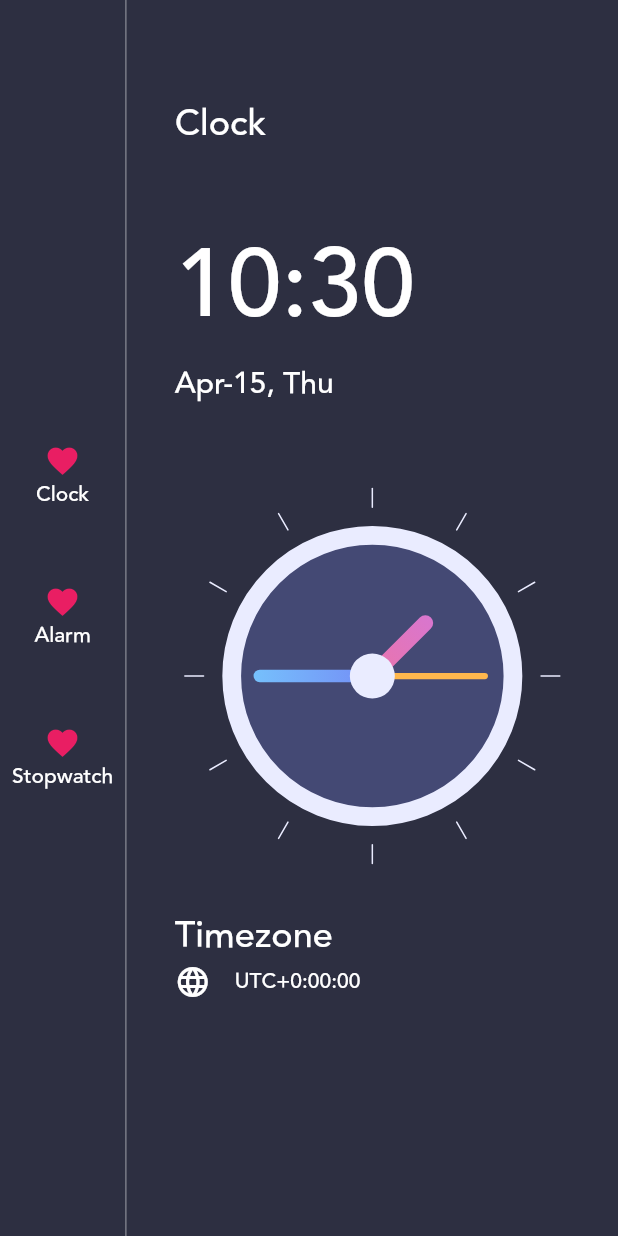
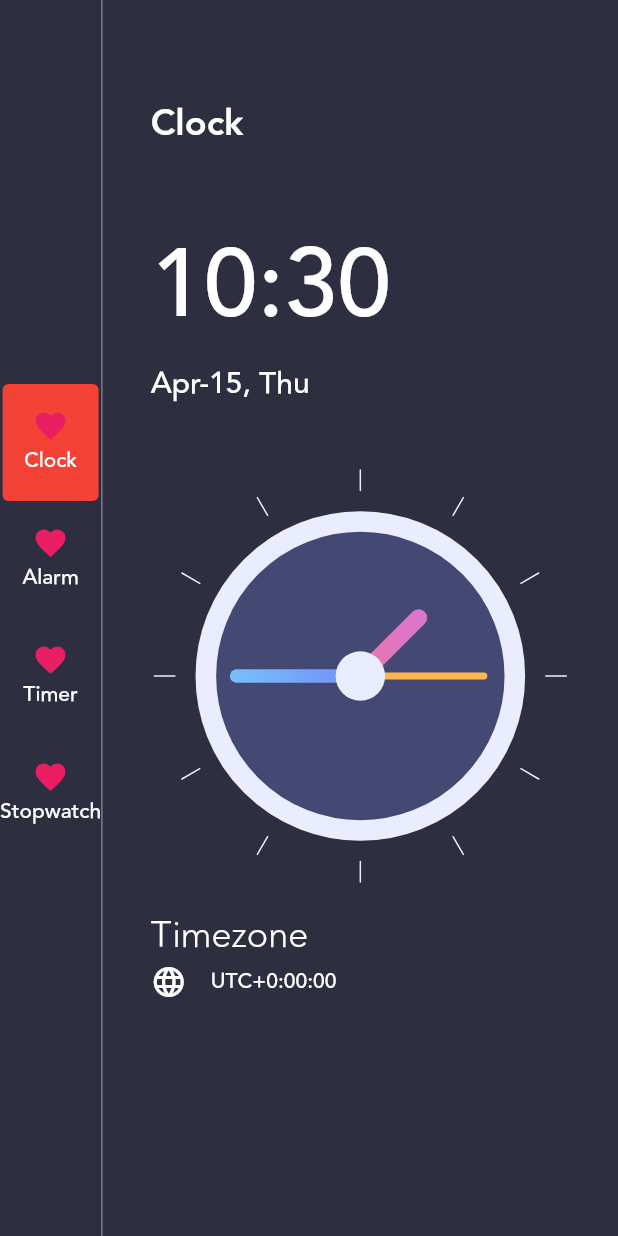
Before and after one commit to maerory/alarmy, a Flutter app: the screen it shows after launch, on a phone screen of 412 x 824 dp. Run offline on Flutter 3.47's test engine with Material 2 defaults, Android fonts, the phone set to English and light mode, and no system bars.

Commit message:
homepage menu buttons

```diff
--- /dev/null
+++ b/lib/enums.dart
@@ -0,0 +1 @@
+enum MenuType { clock, alarm, timer, stopwatch };
--- a/lib/main.dart
+++ b/lib/main.dart
@@ -1,5 +1,5 @@
 import 'package:flutter/material.dart';
-import 'homepage.dart';
+import 'views/homepage.dart';
 
 void main() {
   runApp(MyApp());
--- /dev/null
+++ b/lib/menu_info.dart
@@ -0,0 +1,9 @@
+import 'package:alarmy/enums.dart'
+
+class MenuInfo {
+  MenuType menuType;
+  String title;
+  String imageSource;
+
+  MenuInfo(this.menuType, {this.title, this.imageSource});
+}
--- a/lib/homepage.dart
+++ b/lib/views/homepage.dart
@@ -27,6 +27,7 @@ class _HomePageState extends State<HomePage> {
               children: <Widget>[
                 new MenuButton(title: "Clock"),
                 new MenuButton(title: "Alarm"),
+                new MenuButton(title: "Timer"),
                 new MenuButton(title: "Stopwatch"),
               ]),
           VerticalDivider(
@@ -46,6 +47,7 @@ class _HomePageState extends State<HomePage> {
                           'Clock',
                           style: TextStyle(
                               fontFamily: "avenir",
+                              fontWeight: FontWeight.w700,
                               color: Colors.white,
                               fontSize: 24),
                         ),
@@ -59,6 +61,7 @@ class _HomePageState extends State<HomePage> {
                                 formattedTime,
                                 style: TextStyle(
                                     fontFamily: "avenir",
+                                    fontWeight: FontWeight.w500,
                                     color: Colors.white,
                                     fontSize: 64),
                               ),
@@ -76,7 +79,8 @@ class _HomePageState extends State<HomePage> {
                         fit: FlexFit.tight,
                         child: Align(
                             alignment: Alignment.center,
-                            child: ClockView(size: 250)),
+                            child: ClockView(
+                                size: MediaQuery.of(context).size.height / 3)),
                       ),
                       Flexible(
                         flex: 2,
@@ -88,6 +92,7 @@ class _HomePageState extends State<HomePage> {
                                 'Timezone',
                                 style: TextStyle(
                                     fontFamily: "avenir",
+                                    fontWeight: FontWeight.w300,
                                     color: Colors.white,
                                     fontSize: 24),
                               ),
@@ -127,10 +132,11 @@ class MenuButton extends StatelessWidget {
   final String title;
 
   @override
-  Padding build(BuildContext context) {
-    return Padding(
-      padding: const EdgeInsets.symmetric(vertical: 16.0),
-      child: TextButton(
+  Widget build(BuildContext context) {
+    return TextButton(
+        style: TextButton.styleFrom(
+            backgroundColor: title == 'Clock' ? Colors.red : Colors.transparent,
+            padding: EdgeInsets.symmetric(vertical: 16.0, horizontal: 0)),
         onPressed: () {},
         child: Column(children: <Widget>[
           Icon(
@@ -142,7 +148,6 @@ class MenuButton extends StatelessWidget {
           Text(title,
               style: TextStyle(
                   fontFamily: "avenir", color: Colors.white, fontSize: 14))
-          ])),
-    );
+        ]));
   }
 }
--- a/pubspec.yaml
+++ b/pubspec.yaml
@@ -21,6 +21,7 @@ environment:
   sdk: ">=2.7.0 <3.0.0"
 
 dependencies:
+  provider: ^5.0.0
   intl: ^0.16.1
   flutter:
     sdk: flutter
```
Also changed, not shown: lib/views/clock_view.dart (renamed from lib/clock_view.dart), pubspec.lock. Lines whose indentation alone changed are shown as unchanged.
